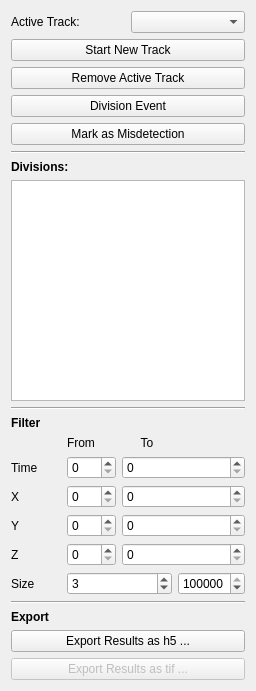
ilastik/ilastik, file ilastik/applets/tracking/manual/drawer.ui: the form before one commit.
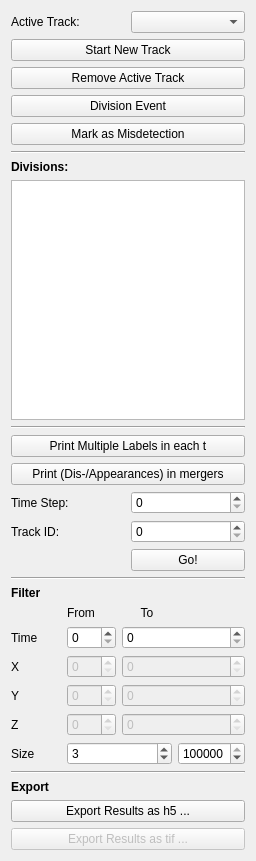
The form after the commit.

Commit message: extended manual tracking by conflict search

The edit to the form file:
```diff
--- a/ilastik/applets/tracking/manual/drawer.ui
+++ b/ilastik/applets/tracking/manual/drawer.ui
@@ -7,7 +7,7 @@
     <x>0</x>
     <y>0</y>
     <width>256</width>
-    <height>691</height>
+    <height>861</height>
    </rect>
   </property>
   <property name="sizePolicy">
@@ -133,6 +133,66 @@
      </property>
     </widget>
    </item>
+   <item>
+    <widget class="QPushButton" name="printMultiple">
+     <property name="text">
+      <string>Print Multiple Labels in each t</string>
+     </property>
+    </widget>
+   </item>
+   <item>
+    <widget class="QPushButton" name="printApp">
+     <property name="text">
+      <string>Print (Dis-/Appearances) in mergers</string>
+     </property>
+    </widget>
+   </item>
+   <item>
+    <layout class="QGridLayout" name="gridLayout_4">
+     <item row="0" column="0">
+      <widget class="QLabel" name="label_3">
+       <property name="text">
+        <string>Time Step:</string>
+       </property>
+      </widget>
+     </item>
+     <item row="0" column="1">
+      <widget class="QSpinBox" name="timeBox">
+       <property name="maximum">
+        <number>9999</number>
+       </property>
+      </widget>
+     </item>
+     <item row="1" column="0">
+      <widget class="QLabel" name="label_4">
+       <property name="text">
+        <string>Track ID:</string>
+       </property>
+      </widget>
+     </item>
+     <item row="1" column="1">
+      <widget class="QSpinBox" name="tidBox">
+       <property name="maximum">
+        <number>99999</number>
+       </property>
+      </widget>
+     </item>
+     <item row="2" column="1">
+      <widget class="QPushButton" name="gotoLabel">
+       <property name="text">
+        <string>Go!</string>
+       </property>
+      </widget>
+     </item>
+    </layout>
+   </item>
+   <item>
+    <widget class="Line" name="line_4">
+     <property name="orientation">
+      <enum>Qt::Horizontal</enum>
+     </property>
+    </widget>
+   </item>
    <item>
     <layout class="QVBoxLayout" name="verticalLayout_3">
      <item>
@@ -151,13 +211,21 @@
      <item>
       <layout class="QGridLayout" name="gridLayout_3">
        <item row="3" column="1">
-        <widget class="QSpinBox" name="from_y"/>
+        <widget class="QSpinBox" name="from_y">
+         <property name="enabled">
+          <bool>false</bool>
+         </property>
+        </widget>
        </item>
        <item row="1" column="1">
         <widget class="QSpinBox" name="from_time"/>
        </item>
        <item row="2" column="1">
-        <widget class="QSpinBox" name="from_x"/>
+        <widget class="QSpinBox" name="from_x">
+         <property name="enabled">
+          <bool>false</bool>
+         </property>
+        </widget>
        </item>
        <item row="3" column="0">
         <widget class="QLabel" name="label_17">
@@ -174,7 +242,11 @@
         </widget>
        </item>
        <item row="2" column="2" colspan="2">
-        <widget class="QSpinBox" name="to_x"/>
+        <widget class="QSpinBox" name="to_x">
+         <property name="enabled">
+          <bool>false</bool>
+         </property>
+        </widget>
        </item>
        <item row="0" column="1">
         <widget class="QLabel" name="label_13">
@@ -194,7 +266,11 @@
         </widget>
        </item>
        <item row="3" column="2" colspan="2">
-        <widget class="QSpinBox" name="to_y"/>
+        <widget class="QSpinBox" name="to_y">
+         <property name="enabled">
+          <bool>false</bool>
+         </property>
+        </widget>
        </item>
        <item row="5" column="3">
         <widget class="QSpinBox" name="to_size">
@@ -214,10 +290,18 @@
         </widget>
        </item>
        <item row="4" column="2" colspan="2">
-        <widget class="QSpinBox" name="to_z"/>
+        <widget class="QSpinBox" name="to_z">
+         <property name="enabled">
+          <bool>false</bool>
+         </property>
+        </widget>
        </item>
        <item row="4" column="1">
-        <widget class="QSpinBox" name="from_z"/>
+        <widget class="QSpinBox" name="from_z">
+         <property name="enabled">
+          <bool>false</bool>
+         </property>
+        </widget>
        </item>
        <item row="2" column="0">
         <widget class="QLabel" name="label_16">
```
The commit also changes 2 other files.
